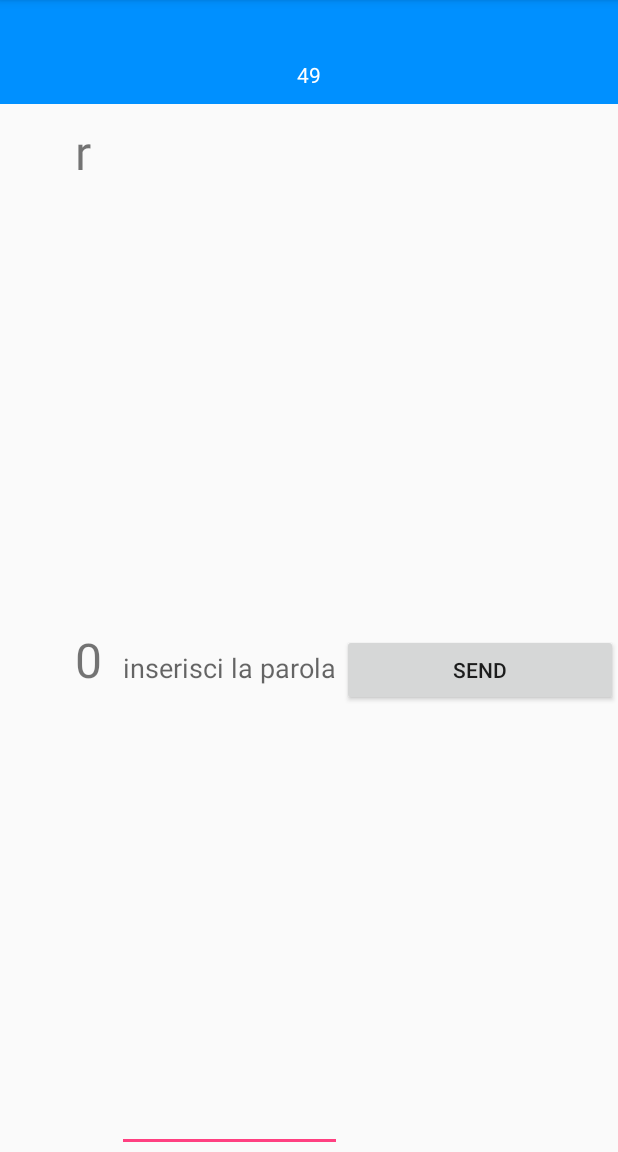
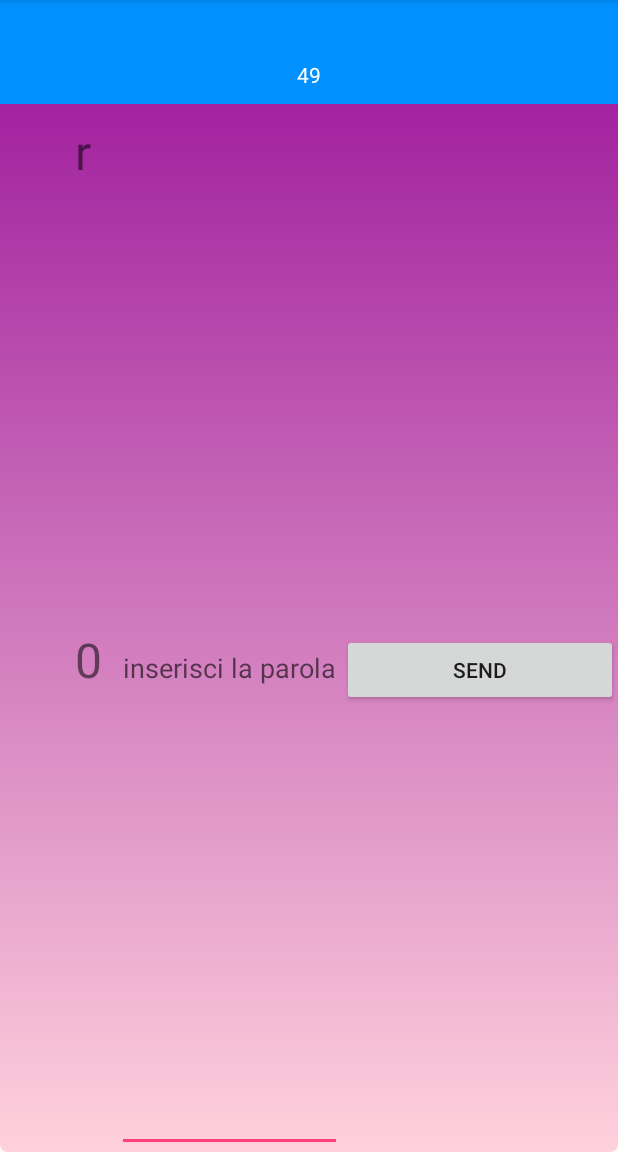
Before and after one commit to RiccardoMollo/appAracnoid, an Android app: the Livello screen opened directly, with no data from a screen before it, on a phone screen of 412 x 824 dp, the part 84-1236 px from its top. Run offline under Robolectric (Android 15) with nearby library versions, the phone set to English and light mode, and no system bars.

Commit message:
Inseriti sfondi activity

```diff
--- /dev/null
+++ b/app/src/main/res/drawable/background_livello.xml
@@ -0,0 +1,8 @@
+<?xml version="1.0" encoding="utf-8"?>
+<shape xmlns:android="http://schemas.android.com/apk/res/android" >
+    <gradient
+        android:startColor="#FFD1DC"
+        android:endColor="#991199"
+        android:angle="90"/>
+    <corners android:radius="5dp"/>
+</shape>
--- a/app/src/main/res/layout/activity_livello.xml
+++ b/app/src/main/res/layout/activity_livello.xml
@@ -4,7 +4,9 @@
     xmlns:tools="http://schemas.android.com/tools"
     android:layout_width="match_parent"
     android:layout_height="match_parent"
-    android:orientation="vertical">
+    android:orientation="vertical"
+    android:background="@drawable/background_livello">
+
 
     <RelativeLayout
         android:layout_width="fill_parent"
--- a/app/src/main/res/layout/activity_main.xml
+++ b/app/src/main/res/layout/activity_main.xml
@@ -9,6 +9,7 @@
     android:paddingRight="@dimen/activity_horizontal_margin"
     android:paddingTop="@dimen/activity_vertical_margin"
     android:orientation="vertical"
+    android:background="@drawable/background_main"
     tools:context="com.example.utente.apparacnoid.MainActivity">
 
     <TextView
@@ -19,6 +20,7 @@
         android:layout_marginStart="56dp"
         android:layout_marginTop="15dp"
         android:textSize="32sp"
+        android:layout_gravity="center"
         android:id="@+id/textView1" />
 
     <TextView
--- a/app/src/main/res/layout/activity_risultati.xml
+++ b/app/src/main/res/layout/activity_risultati.xml
@@ -4,7 +4,8 @@
     xmlns:tools="http://schemas.android.com/tools"
     android:layout_width="match_parent"
     android:layout_height="match_parent"
-    android:orientation="vertical">
+    android:orientation="vertical"
+    android:background="@drawable/background_risultati">
 
 
     <TextView
```
Also changed, not shown: app/src/main/res/drawable/background_main.xml (added, +8 -0 lines), app/src/main/res/drawable/background_risultati.xml (added, +8 -0 lines), app/src/main/res/sirenetta.JPG (added).
